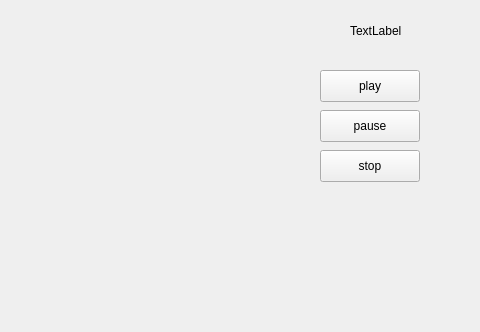
The window that VideoClient/videostreamwidget.ui (VEDA-tmpa/JIKIMZON_Qt) describes before a commit, drawn with Qt 5; both pictures show x 200 to 680 and y 0 to 332 of the 680 by 463 pixel window.
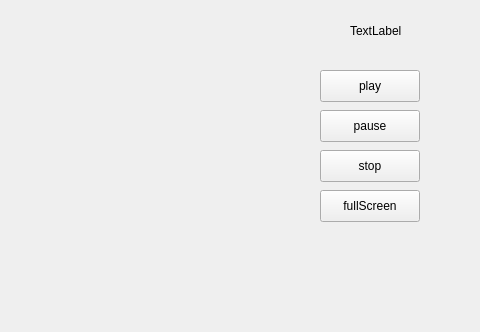
The same window after the commit.

Commit message:
feat: 전체 화면 기능 추가
- 비디오 스트리밍 화면에서 전체 화면 모드 추가
- 닫기 버튼을 통해 전체 화면 종료 가능
- 전체 화면에서 비디오 프레임을 동적으로 갱신하도록 구현

```diff
--- a/VideoClient/videostreamwidget.ui
+++ b/VideoClient/videostreamwidget.ui
@@ -68,10 +68,10 @@
   <widget class="QLabel" name="statusIconLabel">
    <property name="geometry">
     <rect>
-     <x>520</x>
-     <y>20</y>
-     <width>21</width>
-     <height>21</height>
+     <x>500</x>
+     <y>10</y>
+     <width>41</width>
+     <height>41</height>
     </rect>
    </property>
    <property name="text">
@@ -91,6 +91,19 @@
     <string>TextLabel</string>
    </property>
   </widget>
+  <widget class="QPushButton" name="fullScreenButton">
+   <property name="geometry">
+    <rect>
+     <x>520</x>
+     <y>190</y>
+     <width>100</width>
+     <height>32</height>
+    </rect>
+   </property>
+   <property name="text">
+    <string>fullScreen</string>
+   </property>
+  </widget>
  </widget>
  <resources/>
  <connections/>
```
The commit also changes 3 other files.
